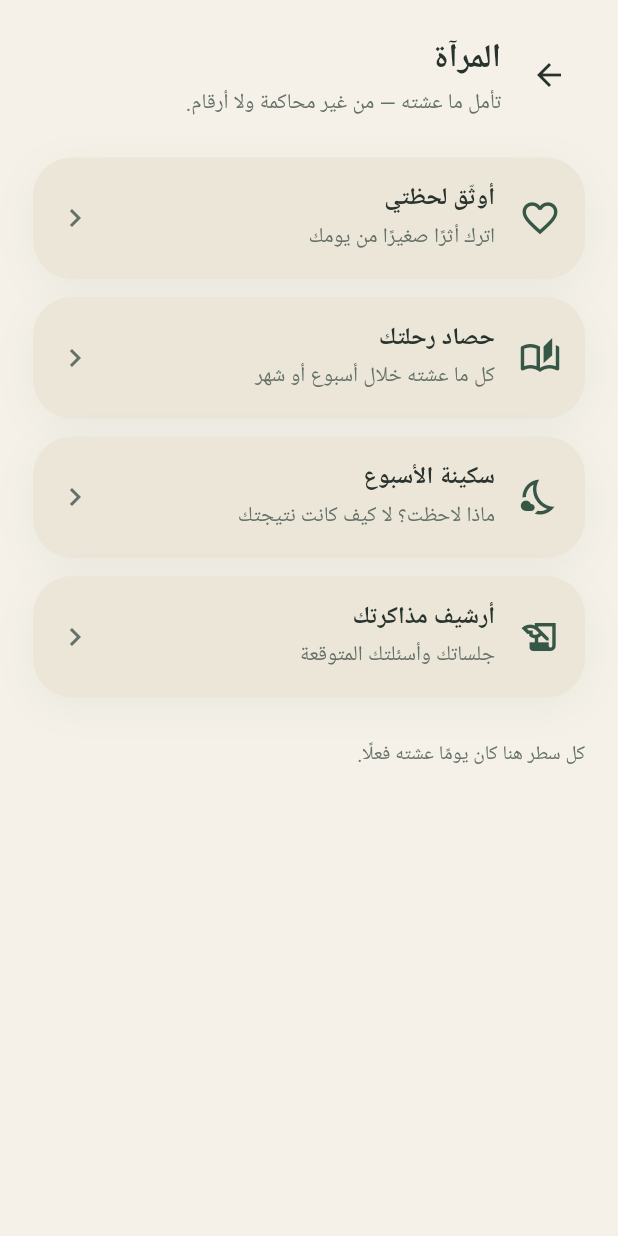
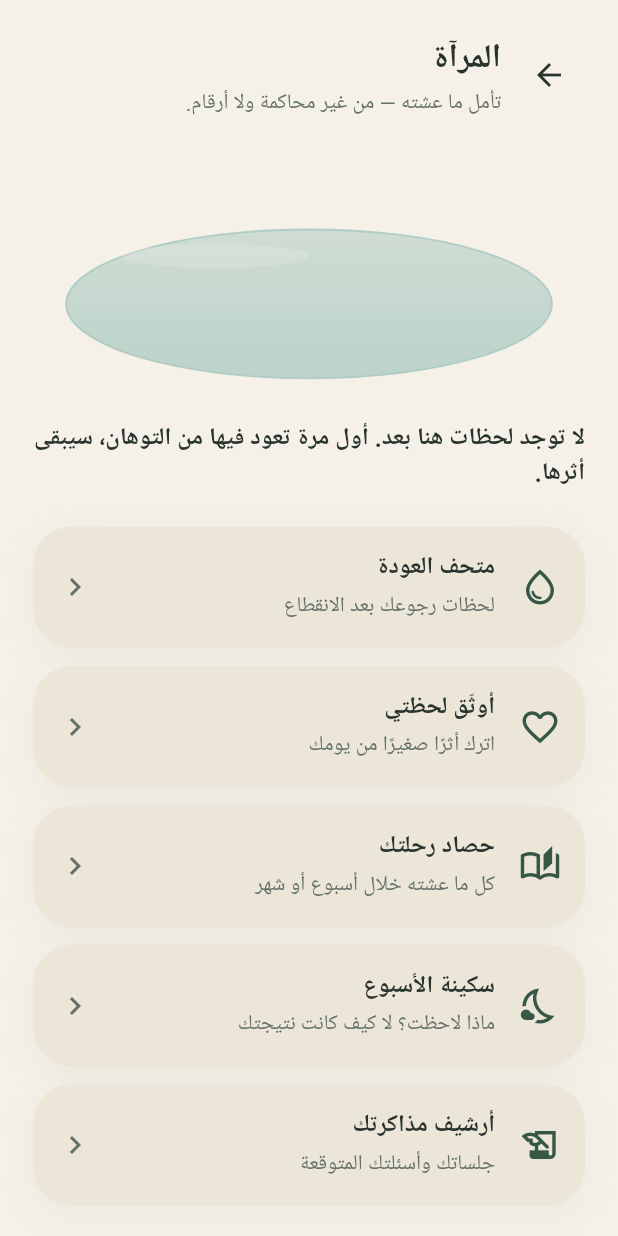
Before and after one commit to ahmedfrhat2026-svg/ana-awla, a Flutter app: the ResetFlowScreen screen opened by its route, after a tap on the "close" icon, after a tap on "المرآة", on a phone screen of 412 x 824 dp. Run offline on Flutter 3.47's test engine with Material 3 defaults, Android fonts, the phone set to English and light mode, and no system bars; our stand-ins replace audioplayers, flutter_local_notifications, flutter_riverpod, go_router, image_picker, permission_handler and 3 more; missing offline and left inert: record; accounts and stored records are empty.

Commit message:
Redesign phase 4: Mirror — Museum of Returning + reflective hub
The Mirror is now a coherent reflective space, not a link list:
- Museum of Returning: still-water scene where each completed reset is a
  stone settling by the water. A qualitative sentence leads ("رغم ما مررت
  به، عدت إلى ما يهمك أكثر من مرة — النجاح أن تصبح العودة أسرع وأهدأ");
  the count is present but quiet, never a score to fail. Each return
  card shows what you returned to, the tiny step, and a locale-free
  Arabic date.
- Presentation mapping kept out of the painter: ReturnMoment model +
  buildReturnsSummary + returnsSummaryProvider derive visual state from
  ResetSession; StillWaterPainter only renders.
- Mirror hub reworked to lead with the water + qualitative line, then
  reflection entries (museum, document, harvest archive, weekly, study).
- /mirror/museum route added.

10 new Mirror tests (59 total; asserts no shame/score language, week vs
total split, return-speed framing, locale-free date). format→analyze
→test all clean.

Co-Authored-By: Claude Fable 5 <noreply@anthropic.com>
Claude-Session: https://claude.ai/code/session_01BrVgp5JqYT8thUmuxV3Aqq

```diff
--- a/rifq/lib/core/routing/router.dart
+++ b/rifq/lib/core/routing/router.dart
@@ -10,6 +10,7 @@ import '../../features/harvest/harvest_archive_screen.dart';
 import '../../features/harvest/harvest_screen.dart';
 import '../../features/home/home_screen.dart';
 import '../../features/home/system_hub.dart';
+import '../../features/mirror/museum_of_returning_screen.dart';
 import '../../features/intentional_entry/intentional_entry_screen.dart';
 import '../../features/intentional_entry/usage_monitor_screen.dart';
 import '../../features/onboarding/onboarding_screen.dart';
@@ -33,6 +34,10 @@ final routerProvider = Provider<GoRouter>((ref) {
     routes: [
       GoRoute(path: '/', builder: (_, __) => const HomeScreen()),
       GoRoute(path: '/mirror', builder: (_, __) => const MirrorHubScreen()),
+      GoRoute(
+        path: '/mirror/museum',
+        builder: (_, __) => const MuseumOfReturningScreen(),
+      ),
       GoRoute(path: '/compass', builder: (_, __) => const CompassHubScreen()),
       GoRoute(
           path: '/sanctuary', builder: (_, __) => const SanctuaryHubScreen()),
--- a/rifq/lib/features/home/system_hub.dart
+++ b/rifq/lib/features/home/system_hub.dart
@@ -1,10 +1,13 @@
 import 'package:flutter/material.dart';
+import 'package:flutter_riverpod/flutter_riverpod.dart';
 import 'package:go_router/go_router.dart';
 
 import '../../design_system/components/rifq_scaffold.dart';
 import '../../design_system/components/rifq_surfaces.dart';
 import '../../design_system/rifq_spacing.dart';
 import '../../design_system/rifq_theme_extensions.dart';
+import '../mirror/return_moment.dart';
+import '../mirror/widgets/still_water.dart';
 
 /// عنصر داخل غرفة نظام — عنوان، سطر، وأيقونة، يفتح مسارًا موجودًا.
 class HubEntry {
@@ -94,14 +97,17 @@ class SystemHubScreen extends StatelessWidget {
 }
 
 /// 🪞 المرآة — تأمل ما عشته.
-class MirrorHubScreen extends StatelessWidget {
+/// تبدأ بماء ساكن يحمل حصوات عودتك وجملة وصفية، ثم مداخل التأمل.
+class MirrorHubScreen extends ConsumerWidget {
   const MirrorHubScreen({super.key});
 
-  @override
-  Widget build(BuildContext context) => const SystemHubScreen(
-        title: 'المرآة',
-        intro: 'تأمل ما عشته — من غير محاكمة ولا أرقام.',
-        entries: [
+  static const _entries = [
+    HubEntry(
+      title: 'متحف العودة',
+      subtitle: 'لحظات رجوعك بعد الانقطاع',
+      icon: Icons.water_drop_outlined,
+      route: '/mirror/museum',
+    ),
     HubEntry(
       title: 'أوثّق لحظتي',
       subtitle: 'اترك أثرًا صغيرًا من يومك',
@@ -126,9 +132,71 @@ class MirrorHubScreen extends StatelessWidget {
       icon: Icons.history_edu_outlined,
       route: '/focus/archive',
     ),
+  ];
+
+  @override
+  Widget build(BuildContext context, WidgetRef ref) {
+    final palette = RifqPalette.of(context);
+    final summary = ref.watch(returnsSummaryProvider).valueOrNull;
+
+    return RifqScaffold(
+      body: Column(
+        crossAxisAlignment: CrossAxisAlignment.start,
+        children: [
+          RifqPageHeader(
+            title: 'المرآة',
+            subtitle: 'تأمل ما عشته — من غير محاكمة ولا أرقام.',
+            onBack: () => context.pop(),
+          ),
+          StillWaterHeader(stoneCount: summary?.total ?? 0),
+          const SizedBox(height: RifqSpacing.md),
+          if (summary != null)
+            Padding(
+              padding: const EdgeInsets.only(bottom: RifqSpacing.lg),
+              child: Text(summary.sentence,
+                  style: Theme.of(context).textTheme.titleMedium),
+            ),
+          for (final e in _entries) ...[
+            RifqOrganicSurface(
+              onTap: () => context.push(e.route),
+              padding: const EdgeInsets.all(RifqSpacing.md),
+              child: Row(
+                children: [
+                  Icon(e.icon, color: palette.forest, size: 28),
+                  const SizedBox(width: RifqSpacing.md),
+                  Expanded(
+                    child: Column(
+                      crossAxisAlignment: CrossAxisAlignment.start,
+                      children: [
+                        Text(e.title,
+                            style: Theme.of(context).textTheme.titleMedium),
+                        const SizedBox(height: 2),
+                        Text(e.subtitle,
+                            style: Theme.of(context)
+                                .textTheme
+                                .bodyMedium
+                                ?.copyWith(color: palette.textSecondary)),
                       ],
-        footer: 'كل سطر هنا كان يومًا عشته فعلًا.',
+                    ),
+                  ),
+                  Icon(Icons.chevron_left, color: palette.textSecondary),
+                ],
+              ),
+            ),
+            const SizedBox(height: RifqSpacing.sm),
+          ],
+          const SizedBox(height: RifqSpacing.sm),
+          Center(
+            child: Text('كل أثر هنا كان يومًا عشته فعلًا.',
+                style: Theme.of(context)
+                    .textTheme
+                    .bodySmall
+                    ?.copyWith(color: palette.textSecondary)),
+          ),
+        ],
+      ),
     );
+  }
 }
 
 /// 🧭 البوصلة — اختر اتجاهك.
--- /dev/null
+++ b/rifq/lib/features/mirror/widgets/still_water.dart
@@ -0,0 +1,114 @@
+import 'package:flutter/material.dart';
+
+import '../../../design_system/rifq_theme_extensions.dart';
+
+/// ماء ساكن تستقرّ عليه حصوات — كل حصاة لحظة عودة.
+/// رسم متجهي خفيف وساكن (بلا حركة) — المرآة مكان تأمل لا حركة.
+class StillWaterPainter extends CustomPainter {
+  StillWaterPainter({required this.palette, required this.stoneCount});
+
+  final RifqPalette palette;
+
+  /// عدد الحصوات المرئية (مقصوص بصريًا) — يعكس لحظات العودة.
+  final int stoneCount;
+
+  @override
+  void paint(Canvas canvas, Size size) {
+    final w = size.width;
+    final h = size.height;
+
+    // بركة بيضاوية عاكسة تملأ العرض.
+    final pool = Rect.fromLTWH(w * 0.06, h * 0.30, w * 0.88, h * 0.62);
+    final poolPaint = Paint()
+      ..shader = LinearGradient(
+        begin: Alignment.topCenter,
+        end: Alignment.bottomCenter,
+        colors: [
+          palette.water.withValues(alpha: 0.5),
+          palette.water.withValues(alpha: 0.75),
+        ],
+      ).createShader(pool);
+    canvas.drawOval(pool, poolPaint);
+    canvas.drawOval(
+      pool,
+      Paint()
+        ..style = PaintingStyle.stroke
+        ..strokeWidth = 1.2
+        ..color = palette.water.withValues(alpha: 0.85),
+    );
+
+    // انعكاس ضوء هادئ أعلى الماء.
+    canvas.drawOval(
+      Rect.fromLTWH(w * 0.16, h * 0.36, w * 0.34, h * 0.10),
+      Paint()..color = palette.canvas.withValues(alpha: 0.22),
+    );
+
+    // حصوات مستقرّة على حافة الماء — بلا أرقام، مجرد أثر مادي.
+    final visible = stoneCount.clamp(0, 14);
+    final stonePaint = Paint()..color = palette.sand;
+    final stoneShade = Paint()..color = palette.forest.withValues(alpha: 0.12);
+    for (var i = 0; i < visible; i++) {
+      // توزيع شبه منتظم على قوس الحافة السفلية.
+      final t = visible == 1 ? 0.5 : i / (visible - 1);
+      final angle = 3.14159 * (0.15 + 0.7 * t); // قوس سفلي
+      final cx = pool.center.dx - (pool.width / 2) * 0.82 * _cos(angle);
+      final cy = pool.center.dy + (pool.height / 2) * 0.72 * _sin(angle);
+      final r = w * (0.018 + 0.010 * (i % 3));
+      canvas.drawOval(
+        Rect.fromCenter(
+            center: Offset(cx, cy + r * 0.5), width: r * 2.4, height: r * 0.9),
+        stoneShade,
+      );
+      canvas.drawCircle(Offset(cx, cy), r, stonePaint);
+    }
+  }
+
+  // جيب/جيب تمام بسيطان لتفادي استيراد dart:math لقيم قليلة.
+  double _sin(double x) {
+    // تقريب كافٍ للزوايا ضمن [0, pi].
+    return _cos(x - 1.5707963);
+  }
+
+  double _cos(double x) {
+    var t = x;
+    // إرجاع t إلى [-pi, pi].
+    while (t > 3.14159265) {
+      t -= 6.2831853;
+    }
+    while (t < -3.14159265) {
+      t += 6.2831853;
+    }
+    final t2 = t * t;
+    // متسلسلة تايلور حتى الحد السادس.
+    return 1 - t2 / 2 + t2 * t2 / 24 - t2 * t2 * t2 / 720;
+  }
+
+  @override
+  bool shouldRepaint(StillWaterPainter old) =>
+      old.stoneCount != stoneCount || old.palette != palette;
+}
+
+/// رأس المرآة — ماء ساكن بحصوات العودة، بارتفاع ثابت مريح.
+class StillWaterHeader extends StatelessWidget {
+  const StillWaterHeader({super.key, required this.stoneCount});
+
+  final int stoneCount;
+
+  @override
+  Widget build(BuildContext context) {
+    return ExcludeSemantics(
+      child: SizedBox(
+        height: 160,
+        width: double.infinity,
+        child: RepaintBoundary(
+          child: CustomPaint(
+            painter: StillWaterPainter(
+              palette: RifqPalette.of(context),
+              stoneCount: stoneCount,
+            ),
+          ),
+        ),
+      ),
+    );
+  }
+}
```
Also changed, not shown: rifq/lib/features/mirror/museum_of_returning_screen.dart (added, +130 -0 lines), rifq/lib/features/mirror/return_moment.dart (added, +113 -0 lines), 1 other file. Lines whose indentation alone changed are shown as unchanged.
